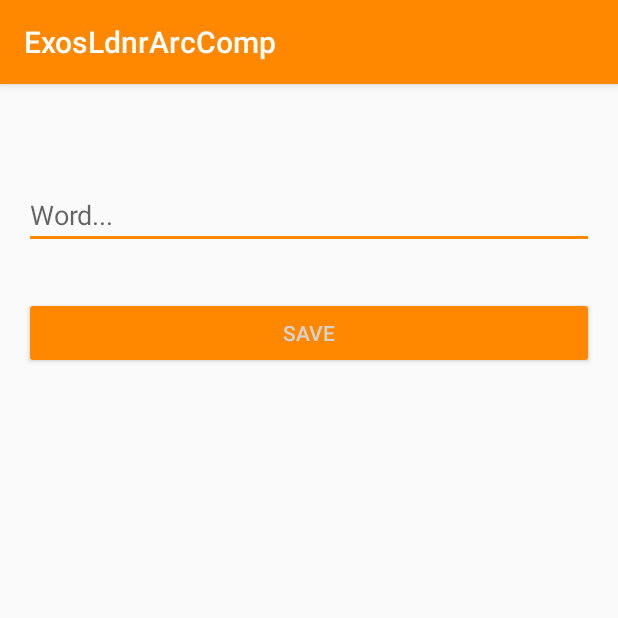
After one commit to Flo314/ExosLdnrArchitectCompo, an Android app: the NewWordActivity screen opened directly, with no data from a screen before it, on a phone screen of 412 x 824 dp, the top half of it. The commit adds this screen. Run offline under Robolectric (Android 15) with nearby library versions, the phone set to English and light mode, and no system bars.

Commit message:
layout de la seconde activity pour ajouter

```diff
--- a/app/src/main/AndroidManifest.xml
+++ b/app/src/main/AndroidManifest.xml
@@ -9,6 +9,7 @@
         android:roundIcon="@mipmap/ic_launcher_round"
         android:supportsRtl="true"
         android:theme="@style/AppTheme">
+        <activity android:name=".NewWordActivity"></activity>
         <activity
             android:name=".ui.MainActivity"
             android:label="@string/app_name"
--- /dev/null
+++ b/app/src/main/java/com/example/exosldnrarccomp/NewWordActivity.java
@@ -0,0 +1,14 @@
+package com.example.exosldnrarccomp;
+
+import androidx.appcompat.app.AppCompatActivity;
+
+import android.os.Bundle;
+
+public class NewWordActivity extends AppCompatActivity {
+
+    @Override
+    protected void onCreate(Bundle savedInstanceState) {
+        super.onCreate(savedInstanceState);
+        setContentView(R.layout.activity_new_word);
+    }
+}
--- /dev/null
+++ b/app/src/main/res/layout/activity_new_word.xml
@@ -0,0 +1,48 @@
+<?xml version="1.0" encoding="utf-8"?>
+<androidx.constraintlayout.widget.ConstraintLayout
+    xmlns:android="http://schemas.android.com/apk/res/android"
+    xmlns:app="http://schemas.android.com/apk/res-auto"
+    xmlns:tools="http://schemas.android.com/tools"
+    android:layout_width="match_parent"
+    android:layout_height="match_parent"
+    tools:context=".NewWordActivity">
+
+    <EditText
+        android:id="@+id/edit_word"
+        android:layout_width="match_parent"
+        android:layout_height="wrap_content"
+        android:layout_marginStart="16dp"
+        android:layout_marginTop="8dp"
+        android:layout_marginEnd="16dp"
+        android:layout_marginBottom="8dp"
+        android:hint="@string/hint_word"
+        android:textSize="18sp"
+        app:layout_constraintBottom_toBottomOf="parent"
+        app:layout_constraintEnd_toEndOf="parent"
+        app:layout_constraintHorizontal_bias="0.0"
+        app:layout_constraintStart_toStartOf="parent"
+        app:layout_constraintTop_toTopOf="parent"
+        app:layout_constraintVertical_bias="0.08" />
+
+    <Button
+        android:id="@+id/button_save"
+        android:layout_width="match_parent"
+        android:layout_height="wrap_content"
+        android:layout_marginStart="16dp"
+        android:layout_marginTop="8dp"
+        android:layout_marginEnd="16dp"
+        android:layout_marginBottom="8dp"
+        android:backgroundTint="@android:color/holo_orange_dark"
+        android:elevation="6dp"
+        android:text="@string/button_save"
+        android:textColor="@color/buttonLabel"
+        app:layout_constraintBottom_toBottomOf="parent"
+        app:layout_constraintEnd_toEndOf="parent"
+        app:layout_constraintHorizontal_bias="0.0"
+        app:layout_constraintStart_toStartOf="parent"
+        app:layout_constraintTop_toBottomOf="@+id/edit_word"
+        app:layout_constraintVertical_bias="0.04" />
+
+
+
+</androidx.constraintlayout.widget.ConstraintLayout>
--- a/app/src/main/res/values/colors.xml
+++ b/app/src/main/res/values/colors.xml
@@ -3,4 +3,6 @@
     <color name="colorPrimary">#008577</color>
     <color name="colorPrimaryDark">#00574B</color>
     <color name="colorAccent">#D81B60</color>
+
+    <color name="buttonLabel">#d3d3d3</color>
 </resources>
--- a/app/src/main/res/values/dimens.xml
+++ b/app/src/main/res/values/dimens.xml
@@ -1,3 +1,7 @@
 <resources>
     <dimen name="fab_margin">16dp</dimen>
+
+    <dimen name="small_padding">6dp</dimen>
+    <dimen name="big_padding">16dp</dimen>
+
 </resources>
--- a/app/src/main/res/values/strings.xml
+++ b/app/src/main/res/values/strings.xml
@@ -1,4 +1,8 @@
 <resources>
     <string name="app_name">ExosLdnrArcComp</string>
     <string name="action_settings">Settings</string>
+
+    <string name="hint_word">Word...</string>
+    <string name="button_save">Save</string>
+    <string name="empty_not_saved">Word not saved because it is empty.</string>
 </resources>
```
